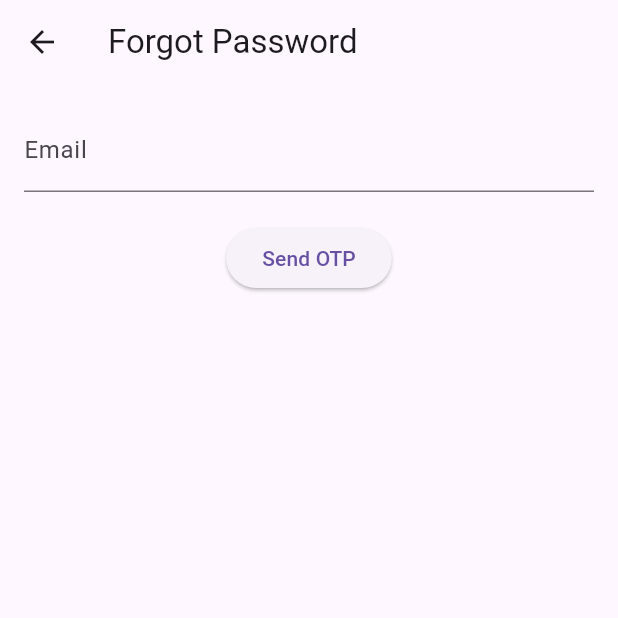
After one commit to CCVpopular/appgiaohang, a Flutter app: the ForgotPasswordScreen screen opened by its route, on a phone screen of 412 x 824 dp, the top half of it. The commit adds this screen. Run offline on Flutter 3.47's test engine with Material 3 defaults, Android fonts, the phone set to English and light mode, and no system bars; our stand-ins replace shared_preferences; accounts and stored records are empty.

Commit message:
implement forgot password functionality: add screen, update auth routes, and integrate OTP verification

```diff
--- a/lib/main.dart
+++ b/lib/main.dart
@@ -1,4 +1,5 @@
 import 'package:flutter/material.dart';
+import 'screens/forgot_password_screen.dart';
 import 'screens/login_screen.dart';
 import 'screens/register_screen.dart';
 import 'screens/home_admin_screen.dart';
@@ -19,6 +20,7 @@ class MainApp extends StatelessWidget {
       routes: {
         '/login': (context) => const LoginScreen(),
         '/register': (context) => const RegisterScreen(),
+        '/forgot-password': (context) => const ForgotPasswordScreen(),
         '/admin': (context) => const HomeAdminScreen(),
         '/shipper': (context) => const HomeShipperScreen(),
       },
--- /dev/null
+++ b/lib/screens/forgot_password_screen.dart
@@ -0,0 +1,139 @@
+import 'package:flutter/material.dart';
+import 'package:http/http.dart' as http;
+import 'dart:convert';
+
+class ForgotPasswordScreen extends StatefulWidget {
+  const ForgotPasswordScreen({super.key});
+
+  @override
+  State<ForgotPasswordScreen> createState() => _ForgotPasswordScreenState();
+}
+
+class _ForgotPasswordScreenState extends State<ForgotPasswordScreen> {
+  final _formKey = GlobalKey<FormState>();
+  final _emailController = TextEditingController();
+  final _otpController = TextEditingController();
+  final _newPasswordController = TextEditingController();
+  bool _otpSent = false;
+  bool _otpVerified = false;
+  bool _isLoading = false;
+
+  Future<void> _sendOTP() async {
+    try {
+      final response = await http.post(
+        Uri.parse('http://26.24.143.103:3000/auth/send-otp'),
+        headers: {'Content-Type': 'application/json'},
+        body: jsonEncode({'email': _emailController.text}),
+      );
+
+      if (response.statusCode == 200) {
+        setState(() => _otpSent = true);
+        ScaffoldMessenger.of(context).showSnackBar(
+          const SnackBar(content: Text('OTP sent to your email')),
+        );
+      } else {
+        throw Exception('Failed to send OTP');
+      }
+    } catch (e) {
+      ScaffoldMessenger.of(context).showSnackBar(
+        SnackBar(content: Text('Error: $e')),
+      );
+    }
+  }
+
+  Future<void> _resetPassword() async {
+    if (!_formKey.currentState!.validate()) return;
+
+    setState(() => _isLoading = true);
+    try {
+      print('Sending reset password request...'); // Debug log
+      final response = await http.post(
+        Uri.parse('http://26.24.143.103:3000/auth/password/reset'), // Updated path
+        headers: {'Content-Type': 'application/json'},
+        body: jsonEncode({
+          'email': _emailController.text,
+          'otp': _otpController.text,
+          'newPassword': _newPasswordController.text,
+        }),
+      );
+
+      print('Response status: ${response.statusCode}'); // Debug log
+      print('Response body: ${response.body}'); // Debug log
+
+      if (!mounted) return;
+
+      final responseData = jsonDecode(response.body);
+      if (response.statusCode == 200) {
+        Navigator.pop(context);
+        ScaffoldMessenger.of(context).showSnackBar(
+          const SnackBar(content: Text('Password reset successfully')),
+        );
+      } else {
+        throw Exception(responseData['error'] ?? 'Failed to reset password');
+      }
+    } catch (e) {
+      print('Error resetting password: $e'); // Debug log
+      ScaffoldMessenger.of(context).showSnackBar(
+        SnackBar(content: Text(e.toString().replaceAll('Exception:', ''))),
+      );
+    } finally {
+      if (mounted) setState(() => _isLoading = false);
+    }
+  }
+
+  @override
+  Widget build(BuildContext context) {
+    return Scaffold(
+      appBar: AppBar(title: const Text('Forgot Password')),
+      body: Padding(
+        padding: const EdgeInsets.all(16.0),
+        child: Form(
+          key: _formKey,
+          child: Column(
+            children: [
+              TextFormField(
+                controller: _emailController,
+                decoration: const InputDecoration(labelText: 'Email'),
+                enabled: !_otpSent,
+                validator: (value) =>
+                    value?.isEmpty ?? true ? 'Please enter email' : null,
+              ),
+              if (_otpSent) ...[
+                TextFormField(
+                  controller: _otpController,
+                  decoration: const InputDecoration(labelText: 'Enter OTP'),
+                  validator: (value) =>
+                      value?.isEmpty ?? true ? 'Please enter OTP' : null,
+                ),
+                TextFormField(
+                  controller: _newPasswordController,
+                  decoration: const InputDecoration(labelText: 'New Password'),
+                  obscureText: true,
+                  validator: (value) => value?.isEmpty ?? true
+                      ? 'Please enter new password'
+                      : null,
+                ),
+              ],
+              const SizedBox(height: 20),
+              if (_isLoading)
+                const CircularProgressIndicator()
+              else
+                ElevatedButton(
+                  onPressed: () {
+                    if (_formKey.currentState!.validate()) {
+                      if (!_otpSent) {
+                        _sendOTP();
+                      } else {
+                        _resetPassword();
+                      }
+                    }
+                  },
+                  child: Text(_otpSent ? 'Reset Password' : 'Send OTP'),
+                ),
+            ],
+          ),
+        ),
+      ),
+    );
+  }
+}
--- a/lib/screens/login_screen.dart
+++ b/lib/screens/login_screen.dart
@@ -1,6 +1,7 @@
 import 'package:flutter/material.dart';
 import 'package:http/http.dart' as http;
 import 'dart:convert';
+import '../utils/shared_prefs.dart';
 import 'register_screen.dart';
 import 'home_admin_screen.dart';
 import 'home_user_screen.dart';
@@ -33,6 +34,7 @@ class _LoginScreenState extends State<LoginScreen> {
         if (response.statusCode == 200) {
           final userData = jsonDecode(response.body);
           final role = userData['role'];
+          await SharedPrefs.saveUserId(userData['id']); // Add this line
 
           switch (role) {
             case 'admin':
@@ -103,6 +105,12 @@ class _LoginScreenState extends State<LoginScreen> {
                 },
                 child: const Text('Don\'t have an account? Register'),
               ),
+              TextButton(
+                onPressed: () {
+                  Navigator.pushNamed(context, '/forgot-password');
+                },
+                child: const Text('Forgot Password?'),
+              ),
             ],
           ),
         ),
```
Also changed, not shown: lib/screens/user/user_settings_page.dart (+105 -3 lines), lib/utils/shared_prefs.dart (added, +20 -0 lines), 3 other files.
